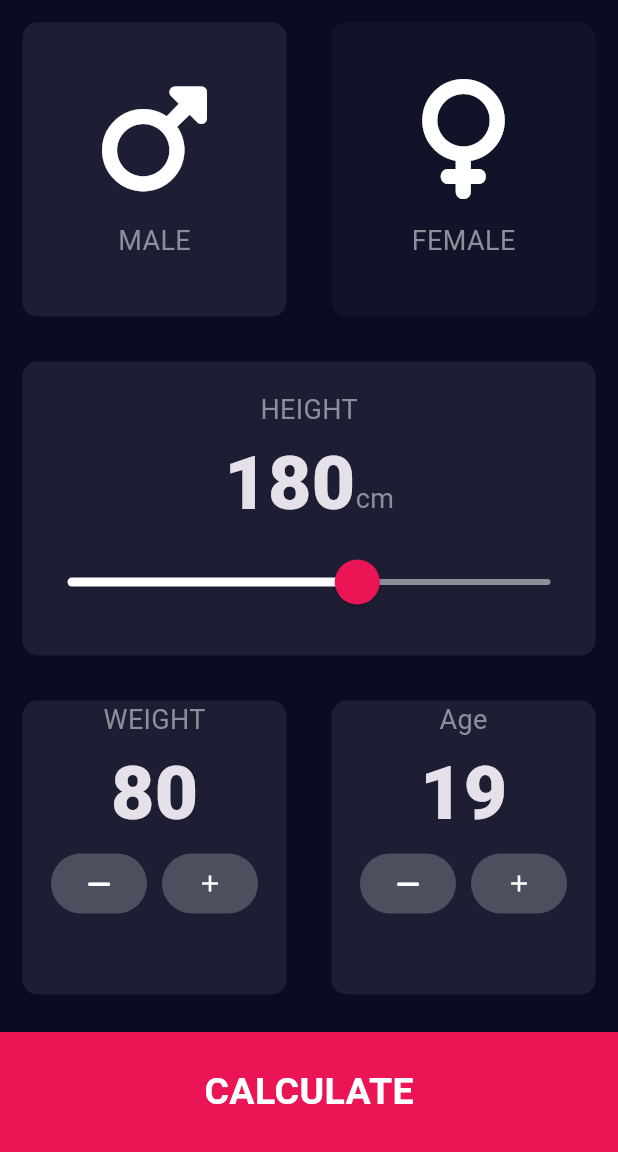
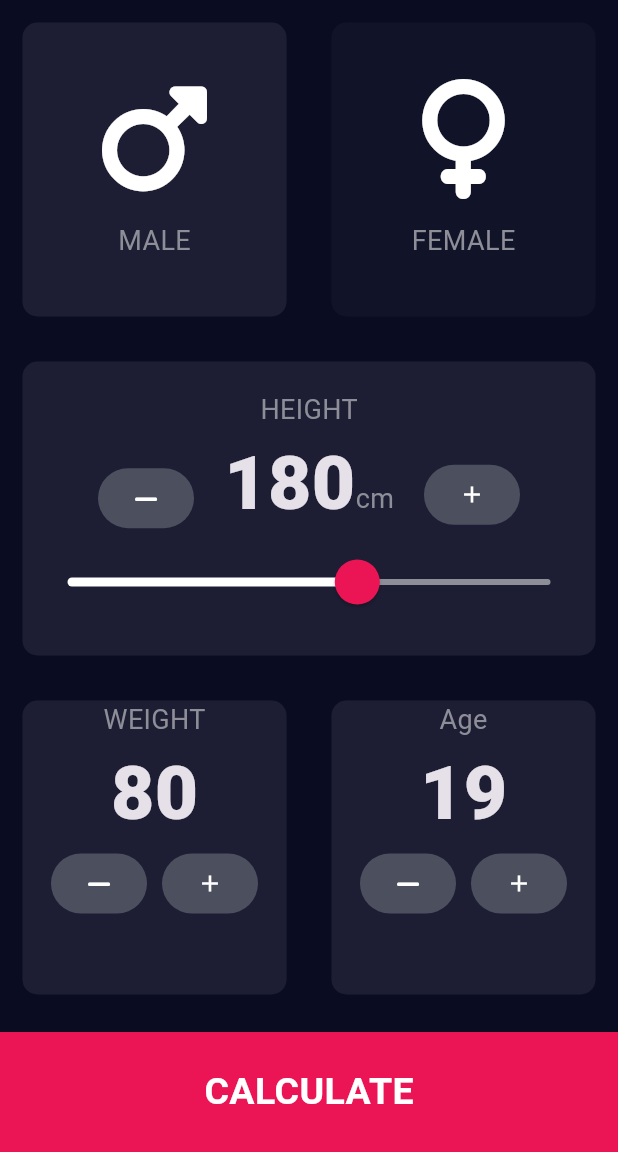
Before and after one commit to UroojAsad/BMI_Calculator, a Flutter app: the screen it shows after launch, on a phone screen of 412 x 824 dp, the part 84-1236 px from its top. Run offline on Flutter 3.47's test engine with Material 3 defaults, Android fonts, the phone set to English and light mode, and no system bars; our stand-ins replace font_awesome_flutter.

Commit message:
additional button

```diff
--- a/lib/constants.dart
+++ b/lib/constants.dart
@@ -31,6 +31,11 @@ const kresultTitleStyle=TextStyle(
   fontWeight: FontWeight.bold
 );
 
+const kresultOverWeightTitleStyle=TextStyle(
+    color:Colors.red,
+    fontSize: 22.0,
+    fontWeight: FontWeight.bold
+);
 const kBMIresultTextStyle=TextStyle(
   fontSize: 100,
   fontWeight: FontWeight.bold,
--- a/lib/input_page.dart
+++ b/lib/input_page.dart
@@ -85,9 +85,33 @@ body: Column(
             crossAxisAlignment: CrossAxisAlignment.baseline,
             textBaseline: TextBaseline.alphabetic,
             children: [
+              TextButton(
+                  style: TextButton.styleFrom(
+                    foregroundColor: Colors.white,
+                    backgroundColor: Color(0xFF4C4F5E),
+                  ),
+                  onPressed: (){
+                    setState(() {
+                      height--;
+                    });
+                  },
+                  child: Icon(FontAwesomeIcons.minus)),
+              SizedBox(width: 20,),
             Text(height.toString(),
             style: knumberTextStyle),
-            Text('cm',style: klableTextStyle,)
+            Text('cm',style: klableTextStyle,),
+              SizedBox(width: 20,),
+              TextButton(
+                  style: TextButton.styleFrom(
+                    foregroundColor: Colors.white,
+                    backgroundColor: Color(0xFF4C4F5E),
+                  ),
+                  onPressed: (){
+                    setState(() {
+                      height++;
+                    });
+                  },
+                  child: Icon(Icons.add)),
           ],),
           SliderTheme(
             data: SliderTheme.of(context).copyWith(
@@ -98,16 +122,19 @@ body: Column(
               thumbShape: RoundSliderThumbShape(enabledThumbRadius: 15.0),
               overlayShape: RoundSliderOverlayShape(overlayRadius: 30.0)
             ),
-            child: Slider(value: height.toDouble(),
+            child: Stack(
+              children: [ Slider(value: height.toDouble(),
                   min:120,
                   max:220,
-
 
                   onChanged: (double newValue){
               setState(() {
                 height=newValue.round();
               });
                   }),
+
+      ]
+            ),
           )
         ],
       )
@@ -208,7 +235,7 @@ body: Column(
           return results(
               bmiresult: calc.calculatrBMI(),
               resultText: calc.getresult(),
-              interpretation: calc.getInterpretation());
+              interpretation: calc.getInterpretation(), textStyle: calc.getBmiStyle(),);
         }));
       },
 
--- a/lib/results.dart
+++ b/lib/results.dart
@@ -9,8 +9,9 @@ class results extends StatelessWidget {
   final String bmiresult;
   final String resultText;
   final String  interpretation;
+  final TextStyle textStyle;
 
-results({required this.bmiresult , required this.resultText , required this.interpretation});
+results({required this.bmiresult , required this.resultText , required this.interpretation, required this.textStyle});
 
 
 
@@ -43,7 +44,7 @@ results({required this.bmiresult , required this.resultText , required this.inte
                   crossAxisAlignment: CrossAxisAlignment.center,
                   children: [
                     Text(resultText.toUpperCase(),
-                    style: kresultTitleStyle,),
+                    style:textStyle,),
 
                     Text(bmiresult,
                     style: kBMIresultTextStyle,),
```
Also changed, not shown: lib/bmi_brain.dart (+14 -1 lines). Lines whose indentation alone changed are shown as unchanged.
